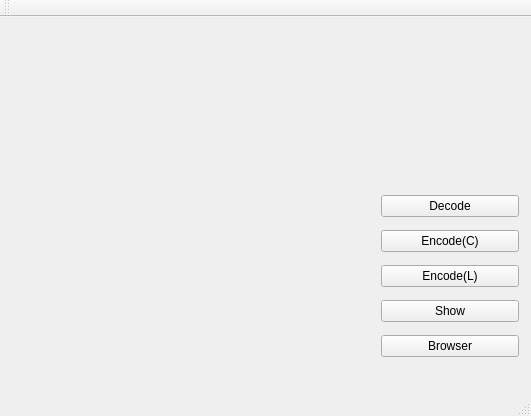
Before: the Qt Designer form mainwindow.ui in shyf1234567/JPEG_Compression, drawn with Qt 5.
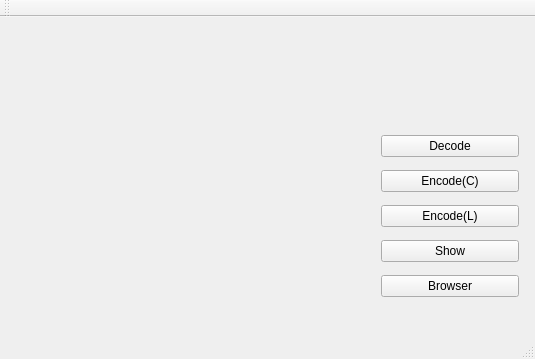
After: the same form once the commit is applied.

What changed in the file:
```diff
--- a/mainwindow.ui
+++ b/mainwindow.ui
@@ -6,8 +6,8 @@
    <rect>
     <x>0</x>
     <y>0</y>
-    <width>531</width>
-    <height>416</height>
+    <width>535</width>
+    <height>359</height>
    </rect>
   </property>
   <property name="windowTitle">
@@ -17,10 +17,10 @@
    <widget class="QLabel" name="label">
     <property name="geometry">
      <rect>
-      <x>10</x>
-      <y>10</y>
-      <width>351</width>
-      <height>341</height>
+      <x>0</x>
+      <y>0</y>
+      <width>381</width>
+      <height>281</height>
      </rect>
     </property>
     <property name="text">
@@ -31,7 +31,7 @@
     <property name="geometry">
      <rect>
       <x>370</x>
-      <y>160</y>
+      <y>100</y>
       <width>160</width>
       <height>198</height>
      </rect>
```
Left out of the diff: 5 changed lines with no effect on the pictures.
